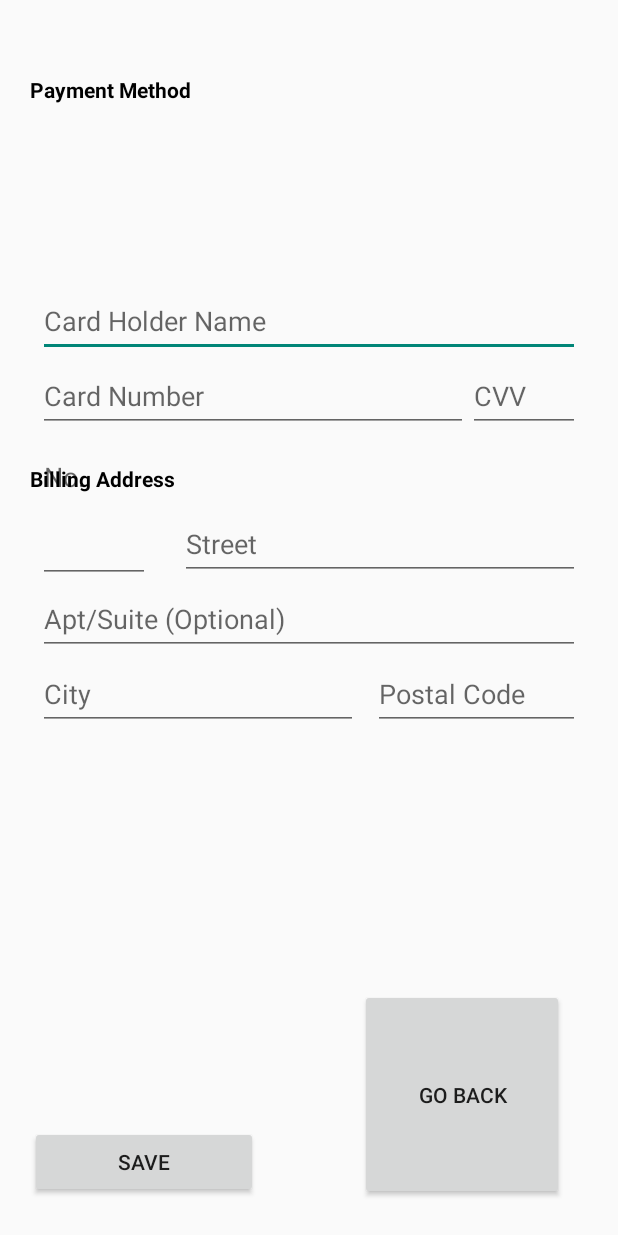
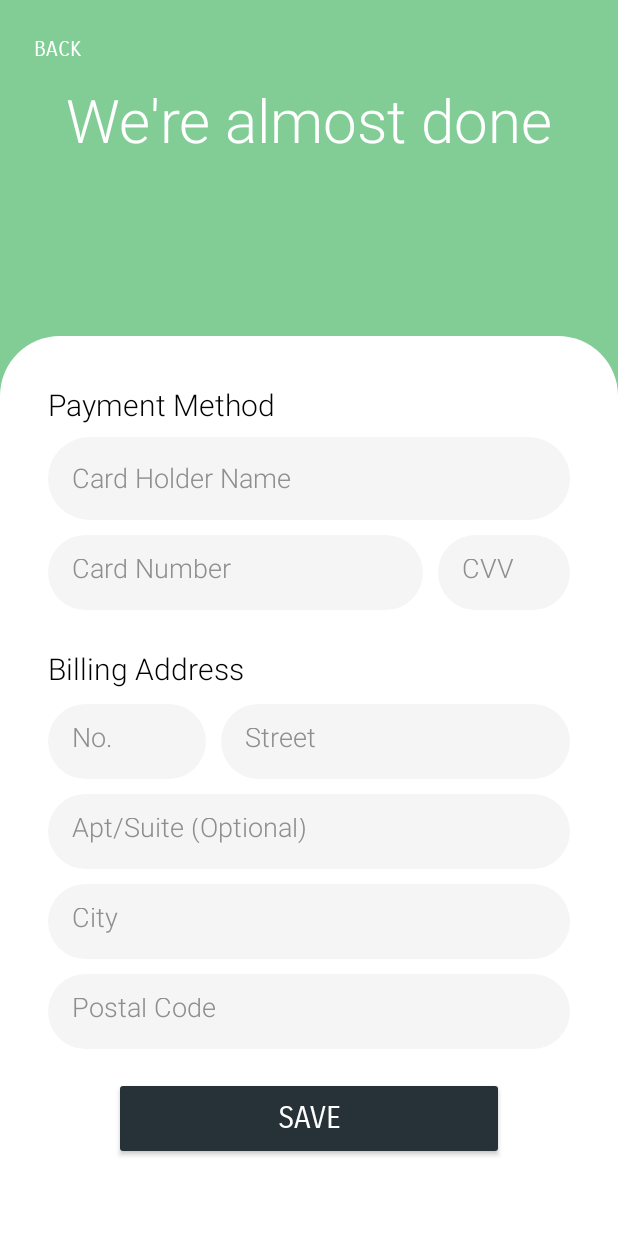
Before and after one commit to Georgin11/Mealer_App, an Android app: the layout activity_credit_card_info.xml on its own in the app's theme, with its tools: preview values and no code run, on a phone screen of 412 x 824 dp. Run offline under Robolectric (Android 15) with nearby library versions, the light colour scheme and no system bars; Roboto replaces fonts that are not available here.

Commit message:
Updated payment info page

```diff
--- a/app/src/main/res/layout/activity_client_registration.xml
+++ b/app/src/main/res/layout/activity_client_registration.xml
@@ -113,14 +113,14 @@
 
             <LinearLayout
                 android:layout_width="match_parent"
-                android:layout_height="wrap_content"
+                android:layout_height="50dp"
                 android:layout_weight="1"
-                android:gravity="top"
+                android:gravity="center_horizontal"
                 android:orientation="horizontal">
 
                 <EditText
                     android:id="@+id/editText_ClientNumber"
-                    android:layout_width="107dp"
+                    android:layout_width="105dp"
                     android:layout_height="50dp"
                     android:layout_marginTop="10dp"
                     android:background="@drawable/edittext_background"
--- a/app/src/main/res/layout/activity_cook_registration.xml
+++ b/app/src/main/res/layout/activity_cook_registration.xml
@@ -110,16 +110,32 @@
                 android:textColorHint="#8e8e8e"
                 android:textSize="18dp" />
 
+            <EditText
+                android:id="@+id/editTextCookBio"
+                android:layout_width="match_parent"
+                android:layout_height="50dp"
+                android:layout_marginTop="9dp"
+                android:background="@drawable/edittext_background"
+                android:ems="10"
+                android:fontFamily="sans-serif-light"
+                android:hint="Bio (35 characters)"
+                android:inputType="textPersonName"
+                android:maxLength="35"
+                android:padding="16dp"
+                android:textColor="#8e8e8e"
+                android:textColorHint="#8e8e8e"
+                android:textSize="18dp" />
+
             <LinearLayout
                 android:layout_width="match_parent"
-                android:layout_height="wrap_content"
+                android:layout_height="50dp"
                 android:layout_weight="1"
-                android:gravity="top"
+                android:gravity="center_horizontal"
                 android:orientation="horizontal">
 
                 <EditText
                     android:id="@+id/editTextCookStreetNo"
-                    android:layout_width="98dp"
+                    android:layout_width="105dp"
                     android:layout_height="50dp"
                     android:layout_marginTop="9dp"
                     android:background="@drawable/edittext_background"
@@ -195,22 +211,6 @@
                 android:textColorHint="#8e8e8e"
                 android:textSize="18dp" />
 
-            <EditText
-                android:id="@+id/editTextCookBio"
-                android:layout_width="match_parent"
-                android:layout_height="50dp"
-                android:layout_marginTop="9dp"
-                android:background="@drawable/edittext_background"
-                android:ems="10"
-                android:fontFamily="sans-serif-light"
-                android:hint="Bio"
-                android:inputType="textPersonName"
-                android:maxLength="35"
-                android:padding="16dp"
-                android:textColor="#8e8e8e"
-                android:textColorHint="#8e8e8e"
-                android:textSize="18dp" />
-
             <LinearLayout
                 android:layout_width="match_parent"
                 android:layout_height="55dp"
--- a/app/src/main/res/layout/activity_credit_card_info.xml
+++ b/app/src/main/res/layout/activity_credit_card_info.xml
@@ -9,186 +9,236 @@
     <RelativeLayout
         android:layout_width="match_parent"
         android:layout_height="match_parent"
+        android:background="#82CD96"
         tools:layout_editor_absoluteX="0dp"
         tools:layout_editor_absoluteY="0dp">
 
         <Button
             android:id="@+id/btn_Return"
-            android:layout_width="135dp"
+            android:layout_width="65dp"
+            android:layout_height="55dp"
+            android:layout_marginStart="5dp"
+            android:layout_marginTop="5dp"
+            android:layout_marginEnd="320dp"
+            android:background="@null"
+            android:fontFamily="sans-serif-smallcaps"
+            android:onClick="GoBack"
+            android:text="Back"
+            android:textColor="@color/white"
+            app:layout_constraintEnd_toEndOf="parent"
+            app:layout_constraintTop_toTopOf="parent" />
+
+        <LinearLayout
+            android:layout_width="match_parent"
+            android:layout_height="160dp"
+            android:layout_alignParentLeft="false"
+            android:layout_alignParentTop="true"
+            android:layout_marginTop="0dp"
+            android:gravity="center"
+            android:orientation="vertical">
+
+            <TextView
+                android:id="@+id/textView3"
+                android:layout_width="match_parent"
                 android:layout_height="wrap_content"
-            android:layout_alignParentStart="true"
-            android:layout_alignParentTop="true"
-            android:layout_alignParentEnd="true"
+                android:fontFamily="sans-serif-light"
+                android:gravity="center"
+                android:text="We're almost done"
+                android:textColor="@color/white"
+                android:textSize="40sp" />
+        </LinearLayout>
+
+        <LinearLayout
+            android:layout_width="match_parent"
+            android:layout_height="600dp"
             android:layout_alignParentBottom="true"
-            android:layout_marginStart="240dp"
-            android:layout_marginTop="659dp"
-            android:layout_marginEnd="36dp"
-            android:layout_marginBottom="24dp"
-            android:text="GO BACK" />
+            android:layout_marginBottom="0dp"
+            android:background="@drawable/half_white_background"
+            android:orientation="vertical"
+            android:padding="32sp" >
 
             <TextView
                 android:id="@+id/textView"
-            android:layout_width="119dp"
-            android:layout_height="29dp"
-            android:layout_above="@+id/editTextCardholder"
-            android:layout_alignParentStart="true"
-            android:layout_alignParentTop="true"
-            android:layout_alignParentEnd="true"
-            android:layout_marginStart="20dp"
-            android:layout_marginTop="50dp"
-            android:layout_marginEnd="275dp"
-            android:layout_marginBottom="10dp"
+                android:layout_width="match_parent"
+                android:layout_height="wrap_content"
+                android:fontFamily="sans-serif-light"
                 android:text="Payment Method"
                 android:textColor="#000000"
-            android:textStyle="bold" />
+                android:textSize="20sp" />
 
             <EditText
                 android:id="@+id/editTextCardholder"
-            android:layout_width="wrap_content"
-            android:layout_height="wrap_content"
-            android:layout_alignParentStart="true"
-            android:layout_alignParentEnd="true"
-            android:layout_alignParentBottom="true"
-            android:layout_marginStart="25dp"
-            android:layout_marginEnd="25dp"
-            android:layout_marginBottom="586dp"
+                android:layout_width="match_parent"
+                android:layout_height="55dp"
+                android:layout_marginTop="8dp"
+                android:background="@drawable/edittext_background"
                 android:ems="10"
+                android:fontFamily="sans-serif-light"
                 android:hint="Card Holder Name"
                 android:inputType="textPersonName"
-            android:minHeight="48dp" />
+                android:padding="16dp"
+                android:textColor="#8e8e8e"
+                android:textColorHint="#8e8e8e"
+                android:textSize="18dp" />
+
+            <LinearLayout
+                android:layout_width="match_parent"
+                android:layout_height="60dp"
+                android:gravity="center_horizontal"
+                android:orientation="horizontal">
 
                 <EditText
                     android:id="@+id/editTextCardNumber"
-            android:layout_width="wrap_content"
-            android:layout_height="wrap_content"
-            android:layout_alignBottom="@+id/editTextCardholder"
-            android:layout_alignParentStart="true"
-            android:layout_alignParentEnd="true"
-            android:layout_marginStart="25dp"
-            android:layout_marginEnd="100dp"
-            android:layout_marginBottom="-50dp"
+                    android:layout_width="250dp"
+                    android:layout_height="50dp"
+                    android:layout_marginTop="10dp"
+                    android:background="@drawable/edittext_background"
                     android:ems="10"
+                    android:fontFamily="sans-serif-light"
                     android:hint="Card Number"
                     android:inputType="number"
-            android:minHeight="48dp" />
+                    android:padding="16dp"
+                    android:textColor="#8e8e8e"
+                    android:textColorHint="#8e8e8e"
+                    android:textSize="18dp" />
 
                 <EditText
                     android:id="@+id/editTextCVV"
-            android:layout_width="wrap_content"
-            android:layout_height="wrap_content"
-            android:layout_alignBottom="@+id/editTextCardholder"
-            android:layout_alignParentEnd="true"
-            android:layout_marginStart="-100dp"
-            android:layout_marginEnd="25dp"
-            android:layout_marginBottom="-50dp"
-            android:layout_toEndOf="@+id/editTextCardNumber"
+                    android:layout_width="match_parent"
+                    android:layout_height="50dp"
+                    android:layout_marginStart="10dp"
+                    android:layout_marginTop="10dp"
+                    android:background="@drawable/edittext_background"
                     android:ems="10"
+                    android:fontFamily="sans-serif-light"
                     android:hint="CVV"
                     android:inputType="number"
-            android:minHeight="48dp" />
+                    android:padding="16dp"
+                    android:textColor="#8e8e8e"
+                    android:textColorHint="#8e8e8e"
+                    android:textSize="18dp" />
+            </LinearLayout>
+
+            <View
+                android:id="@+id/view5"
+                android:layout_width="match_parent"
+                android:layout_height="25dp" />
 
             <TextView
                 android:id="@+id/textView2"
-            android:layout_width="119dp"
-            android:layout_height="29dp"
-            android:layout_alignParentStart="true"
-            android:layout_alignParentEnd="true"
-            android:layout_alignParentBottom="true"
-            android:layout_marginStart="20dp"
-            android:layout_marginTop="23dp"
-            android:layout_marginEnd="275dp"
-            android:layout_marginBottom="485dp"
+                android:layout_width="match_parent"
+                android:layout_height="wrap_content"
+                android:fontFamily="sans-serif-light"
                 android:text="Billing Address"
                 android:textColor="#000000"
-            android:textStyle="bold" />
+                android:textSize="20sp" />
+
+            <LinearLayout
+                android:layout_width="match_parent"
+                android:layout_height="60dp"
+                android:gravity="center_horizontal"
+                android:orientation="horizontal">
 
                 <EditText
                     android:id="@+id/editTextStreetNumber"
-            android:layout_width="wrap_content"
-            android:layout_height="wrap_content"
-            android:layout_alignParentStart="true"
-            android:layout_alignParentTop="true"
-            android:layout_alignParentBottom="true"
-            android:layout_marginStart="25dp"
-            android:layout_marginTop="248dp"
-            android:layout_marginEnd="-100dp"
-            android:layout_marginBottom="435dp"
-            android:layout_toStartOf="@+id/editTextBillingAddress"
+                    android:layout_width="105dp"
+                    android:layout_height="50dp"
+                    android:layout_marginTop="10dp"
+                    android:background="@drawable/edittext_background"
                     android:ems="10"
+                    android:fontFamily="sans-serif-light"
                     android:hint="No."
                     android:inputType="number"
-            android:minHeight="48dp" />
+                    android:padding="16dp"
+                    android:textColor="#8e8e8e"
+                    android:textColorHint="#8e8e8e"
+                    android:textSize="18dp" />
 
                 <EditText
                     android:id="@+id/editTextBillingAddress"
-            android:layout_width="wrap_content"
-            android:layout_height="wrap_content"
-            android:layout_below="@+id/textView2"
-            android:layout_alignParentStart="true"
-            android:layout_alignParentEnd="true"
-            android:layout_marginStart="120dp"
-            android:layout_marginTop="-485dp"
-            android:layout_marginEnd="25dp"
+                    android:layout_width="match_parent"
+                    android:layout_height="50dp"
+                    android:layout_marginStart="10dp"
+                    android:layout_marginTop="10dp"
+                    android:background="@drawable/edittext_background"
                     android:ems="10"
+                    android:fontFamily="sans-serif-light"
                     android:hint="Street"
                     android:inputType="textPersonName"
-            android:minHeight="48dp" />
+                    android:padding="16dp"
+                    android:textColor="#8e8e8e"
+                    android:textColorHint="#8e8e8e"
+                    android:textSize="18dp" />
+            </LinearLayout>
 
             <EditText
                 android:id="@+id/editTextBillingApt"
-            android:layout_width="wrap_content"
-            android:layout_height="wrap_content"
-            android:layout_alignBottom="@+id/editTextBillingAddress"
-            android:layout_alignParentStart="true"
-            android:layout_alignParentEnd="true"
-            android:layout_marginStart="25dp"
-            android:layout_marginEnd="25dp"
-            android:layout_marginBottom="-50dp"
+                android:layout_width="match_parent"
+                android:layout_height="50dp"
+                android:layout_marginTop="10dp"
+                android:background="@drawable/edittext_background"
                 android:ems="10"
+                android:fontFamily="sans-serif-light"
                 android:hint="Apt/Suite (Optional)"
                 android:inputType="number"
-            android:minHeight="48dp" />
+                android:padding="16dp"
+                android:textColor="#8e8e8e"
+                android:textColorHint="#8e8e8e"
+                android:textSize="18dp"/>
 
             <EditText
                 android:id="@+id/editTextCity"
-            android:layout_width="wrap_content"
-            android:layout_height="wrap_content"
-            android:layout_alignBottom="@+id/editTextBillingApt"
-            android:layout_alignParentStart="true"
-            android:layout_marginStart="25dp"
-            android:layout_marginBottom="-50dp"
-            android:ems="10"
                 android:hint="City"
                 android:inputType="textPersonName"
-            android:minHeight="48dp" />
+                android:layout_width="match_parent"
+                android:layout_height="50dp"
+                android:layout_marginTop="10dp"
+                android:background="@drawable/edittext_background"
+                android:ems="10"
+                android:fontFamily="sans-serif-light"
+                android:padding="16dp"
+                android:textColor="#8e8e8e"
+                android:textColorHint="#8e8e8e"
+                android:textSize="18dp"/>
 
             <EditText
                 android:id="@+id/editTextPostal"
-            android:layout_width="wrap_content"
-            android:layout_height="wrap_content"
-            android:layout_alignBottom="@+id/editTextBillingApt"
-            android:layout_alignParentEnd="true"
-            android:layout_marginStart="10dp"
-            android:layout_marginEnd="25dp"
-            android:layout_marginBottom="-50dp"
-            android:layout_toEndOf="@+id/editTextCity"
                 android:ems="10"
                 android:hint="Postal Code"
                 android:inputType="textPersonName"
-            android:minHeight="48dp" />
+                android:layout_width="match_parent"
+                android:layout_height="50dp"
+                android:layout_marginTop="10dp"
+                android:background="@drawable/edittext_background"
+                android:fontFamily="sans-serif-light"
+                android:padding="16dp"
+                android:textColor="#8e8e8e"
+                android:textColorHint="#8e8e8e"
+                android:textSize="18dp" />
+
+            <LinearLayout
+                android:layout_width="match_parent"
+                android:layout_height="match_parent"
+                android:gravity="center"
+                android:orientation="vertical">
 
                 <Button
                     android:id="@+id/button2"
+                    android:onClick="onSave"
+                    android:text="Save"
                     android:layout_width="wrap_content"
                     android:layout_height="wrap_content"
-            android:layout_alignParentStart="true"
-            android:layout_alignParentEnd="true"
-            android:layout_alignParentBottom="true"
-            android:layout_marginStart="20dp"
-            android:layout_marginEnd="240dp"
-            android:layout_marginBottom="25dp"
-            android:onClick="onSave"
-            android:text="Save" />
+                    android:width="260dp"
+                    android:height="55dp"
+                    android:backgroundTint="#273238"
+                    android:fontFamily="sans-serif-smallcaps"
+                    android:gravity="center"
+                    android:textColor="@color/white"
+                    android:textSize="20sp"/>
+            </LinearLayout>
+
+        </LinearLayout>
+
 
     </RelativeLayout>
 </androidx.constraintlayout.widget.ConstraintLayout>
--- a/app/src/main/res/layout/activity_main.xml
+++ b/app/src/main/res/layout/activity_main.xml
@@ -43,13 +43,13 @@
             android:layout_marginStart="80dp"
             android:layout_marginEnd="80dp"
             android:layout_marginBottom="125dp"
+            android:backgroundTint="#273238"
+            android:fontFamily="sans-serif-smallcaps"
+            android:gravity="center"
+            android:onClick="OnSignUp"
             android:text="Get Started"
             android:textColor="@color/white"
-            android:backgroundTint="#82CD96"
-            android:fontFamily="sans-serif-smallcaps"
-            android:textSize="20sp"
-            android:gravity="center"
-            android:onClick="OnSignUp"/>
+            android:textSize="20sp" />
 
         <TextView
             android:id="@+id/textView6"
@@ -78,13 +78,13 @@
             android:layout_marginStart="80dp"
             android:layout_marginEnd="80dp"
             android:layout_marginBottom="65dp"
+            android:backgroundTint="#273238"
+            android:fontFamily="sans-serif-smallcaps"
+            android:gravity="center"
+            android:onClick="OnLogIn"
             android:text="Sign In"
             android:textColor="@color/white"
-            android:backgroundTint="#82CD96"
-            android:fontFamily="sans-serif-smallcaps"
-            android:textSize="20dp"
-            android:gravity="center"
-            android:onClick="OnLogIn" />
+            android:textSize="20dp" />
 
     </RelativeLayout>
 
```
Lines whose indentation alone changed are shown as unchanged.
